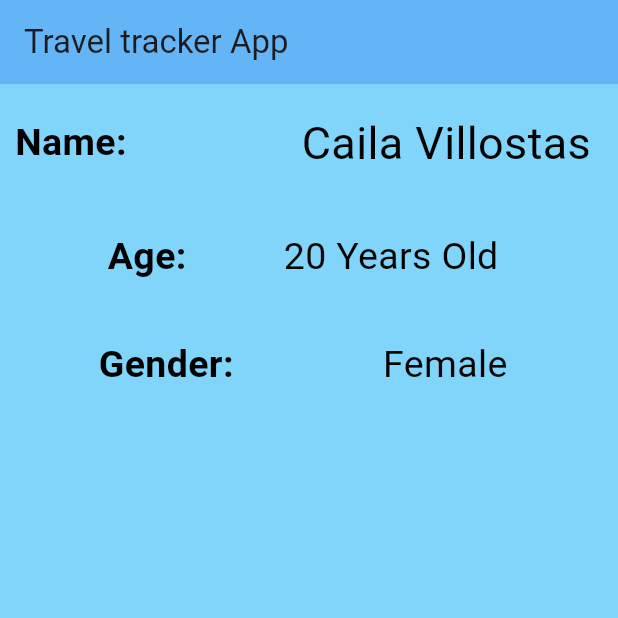
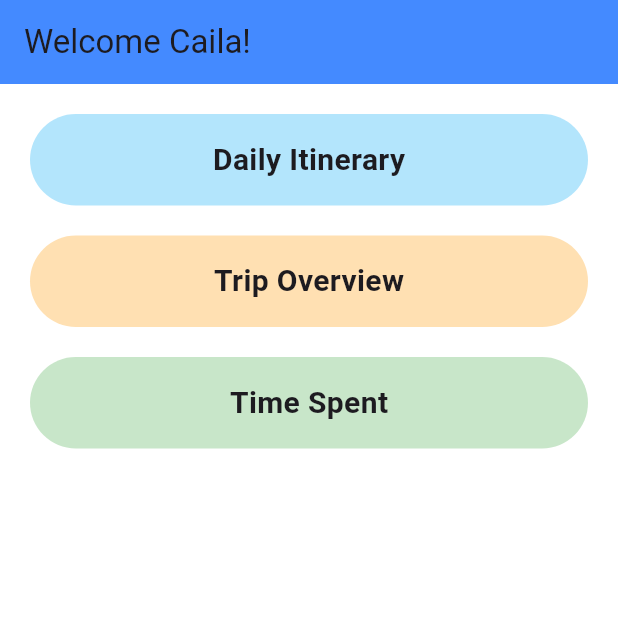
Before and after one commit to cailavillostas/traveltracker-app, a Flutter app: the screen it shows after launch, on a phone screen of 412 x 824 dp, the top half of it. Run offline on Flutter 3.47's test engine with Material 3 defaults, Android fonts, the phone set to English and light mode, and no system bars.

Commit message:
Layout 2

```diff
--- a/lib/main.dart
+++ b/lib/main.dart
@@ -1,103 +1,86 @@
 import 'package:flutter/material.dart';
 
 void main() {
-  runApp(MaterialApp(
-    home: Scaffold(
-      backgroundColor: Colors.lightBlue[200],
+  runApp(TravelDashboardApp());
+}
+
+class TravelDashboardApp extends StatelessWidget {
+  @override
+  Widget build(BuildContext context) {
+    return MaterialApp(
+      title: 'Travel Itinerary',
+      home: TravelDashboard(),
+      debugShowCheckedModeBanner: false,
+    );
+  }
+}
+
+class TravelDashboard extends StatelessWidget {
+  @override
+  Widget build(BuildContext context) {
+    return Scaffold(
+      backgroundColor: Colors.white,
       appBar: AppBar(
-        title: Text('Travel tracker App'),
-        backgroundColor: Colors.blue[300],
+        title: Text('Welcome Caila!'),
+        backgroundColor: Colors.blueAccent,
       ),
-      body: Column(
-        children: [
-          // Name Row with container and all margin
-          Container(
-            margin: EdgeInsets.all(10),
-            child: Row(
-              mainAxisAlignment: MainAxisAlignment.spaceBetween,
-              children: [
-                Text(
-                  'Name:',
-                  style: TextStyle(
-                    fontSize: 25,
-                    fontWeight: FontWeight.bold,
-                    color: Colors.black,
-                  ),
+      body: Padding(
+        padding: const EdgeInsets.all(20.0),
+        child: Column(
+          crossAxisAlignment: CrossAxisAlignment.start,
+          children: [
+            // Daily Itinerary
+            Container(
+              width: double.infinity,
+              padding: EdgeInsets.all(16),
+              margin: EdgeInsets.only(bottom: 20),
+              decoration: BoxDecoration(
+                color: Colors.lightBlue[100],
+                borderRadius: BorderRadius.circular(350),
+              ),
+              child: Center(
+                child: Text(
+                  'Daily Itinerary',
+                  style: TextStyle(fontSize: 20, fontWeight: FontWeight.bold),
                 ),
-                Container(
-                  padding: EdgeInsets.all(8),
-                  //margin: EdgeInsets.symmetric(vertical: 5, horizontal: 10),
-                  child: Text(
-                    'Caila Villostas',
-                    style: TextStyle(
-                      fontSize: 30,
-                      color: Colors.black,
-                    ),
-                  ),
+              ),
+            ),
+
+            // Trip Overview
+            Container(
+              width: double.infinity,
+              padding: EdgeInsets.all(16),
+              margin: EdgeInsets.only(bottom: 20),
+              decoration: BoxDecoration(
+                color: Colors.orange[100],
+                borderRadius: BorderRadius.circular(350),
+              ),
+              child: Center(
+                child: Text(
+                  'Trip Overview',
+                  style: TextStyle(fontSize: 20, fontWeight: FontWeight.bold),
                 ),
-              ],
+              ),
             ),
-          ),
 
-          // Age Row with symmetric margin
-          Container(
-            margin: EdgeInsets.symmetric(vertical: 10, horizontal: 15),
-            child: Row(
-              mainAxisAlignment: MainAxisAlignment.spaceEvenly,
-              children: [
-                Text(
-                  'Age:',
-                  style: TextStyle(
-                    fontSize: 25,
-                    fontWeight: FontWeight.bold,
-                    color: Colors.black,
-                  ),
+            // Time Spent
+            Container(
+              width: double.infinity,
+              padding: EdgeInsets.all(16),
+              decoration: BoxDecoration(
+                color: Colors.green[100],
+                borderRadius: BorderRadius.circular(350),
+              ),
+              child: Center(
+                child: Text(
+                  'Time Spent',
+                  style: TextStyle(fontSize: 20, fontWeight: FontWeight.bold),
                 ),
-                Container(
-                  padding: EdgeInsets.all(8),
-                  //margin: EdgeInsets.symmetric(vertical: 5, horizontal: 10),
-                  child: Text(
-                    '20 Years Old',
-                    style: TextStyle(
-                      fontSize: 25,
-                      color: Colors.black,
-                    ),
-                  ),
-                ),
-              ],
+              ),
             ),
-          ),
-
-          // Gender Row with fromLTRB margin
-          Container(
-            margin: EdgeInsets.fromLTRB(20, 10, 20, 10),
-            child: Row(
-              mainAxisAlignment: MainAxisAlignment.spaceAround,
-              children: [
-                Text(
-                  'Gender:',
-                  style: TextStyle(
-                    fontSize: 25,
-                    fontWeight: FontWeight.bold,
-                    color: Colors.black,
-                  ),
-                ),
-                Container(
-                  padding: EdgeInsets.all(8),
-                  //margin: EdgeInsets.symmetric(vertical: 5, horizontal: 10),
-                  child: Text(
-                    'Female',
-                    style: TextStyle(
-                      fontSize: 25,
-                      color: Colors.black,
-                    ),
-                  ),
-                ),
-              ],
-            ),
-          ),
-        ],
+          ],
+        ),
       ),
-    ),
-  ));
+    );
+  }
 }
```
